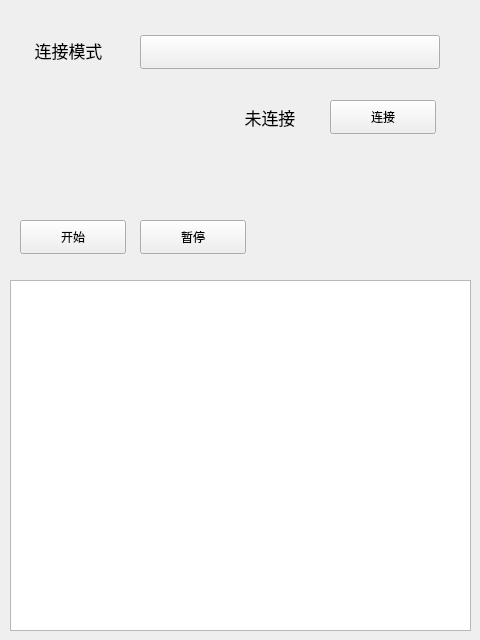
Before: the Qt Designer form UI/newui.ui in ACGN-Alliance/BlueArchive-Starter, drawn with Qt 5.
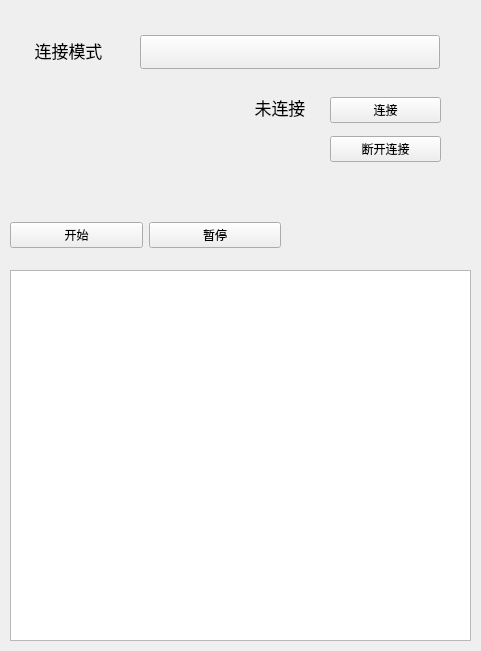
After: the same form once the commit is applied. Custom widgets are drawn as their Qt base class.

Commit message: add: 日志系统 change: 脚本执行结束后不会再需要重新连接了

The edit to the form file:
```diff
--- a/UI/newui.ui
+++ b/UI/newui.ui
@@ -6,8 +6,8 @@
    <rect>
     <x>0</x>
     <y>0</y>
-    <width>480</width>
-    <height>640</height>
+    <width>481</width>
+    <height>651</height>
    </rect>
   </property>
   <property name="windowTitle">
@@ -117,74 +117,87 @@
      <string/>
     </property>
    </widget>
-   <widget class="PushButton" name="ConnectBtn">
+   <widget class="QLabel" name="label_2">
     <property name="geometry">
      <rect>
-      <x>330</x>
-      <y>100</y>
-      <width>106</width>
+      <x>230</x>
+      <y>90</y>
+      <width>100</width>
       <height>34</height>
      </rect>
     </property>
+    <property name="font">
+     <font>
+      <pointsize>13</pointsize>
+     </font>
+    </property>
     <property name="text">
-     <string>连接</string>
+     <string>未连接</string>
+    </property>
+    <property name="alignment">
+     <set>Qt::AlignCenter</set>
     </property>
    </widget>
-   <widget class="ListView" name="ListView">
+   <widget class="QWidget" name="horizontalLayoutWidget">
     <property name="geometry">
      <rect>
       <x>10</x>
-      <y>280</y>
-      <width>461</width>
-      <height>351</height>
+      <y>210</y>
+      <width>271</width>
+      <height>51</height>
      </rect>
     </property>
-   </widget>
+    <layout class="QHBoxLayout" name="horizontalLayout">
+     <item>
    <widget class="PushButton" name="StartBtn">
-    <property name="geometry">
-     <rect>
-      <x>20</x>
-      <y>220</y>
-      <width>106</width>
-      <height>34</height>
-     </rect>
-    </property>
     <property name="text">
      <string>开始</string>
     </property>
    </widget>
+     </item>
+     <item>
    <widget class="PushButton" name="PauseBtn">
-    <property name="geometry">
-     <rect>
-      <x>140</x>
-      <y>220</y>
-      <width>106</width>
-      <height>34</height>
-     </rect>
-    </property>
     <property name="text">
      <string>暂停</string>
     </property>
    </widget>
-   <widget class="QLabel" name="label_2">
+     </item>
+    </layout>
+   </widget>
+   <widget class="QWidget" name="verticalLayoutWidget">
     <property name="geometry">
      <rect>
-      <x>220</x>
-      <y>100</y>
-      <width>100</width>
-      <height>34</height>
+      <x>330</x>
+      <y>90</y>
+      <width>111</width>
+      <height>80</height>
      </rect>
     </property>
-    <property name="font">
-     <font>
-      <pointsize>13</pointsize>
-     </font>
-    </property>
+    <layout class="QVBoxLayout" name="verticalLayout">
+     <item>
+      <widget class="PushButton" name="ConnectBtn">
+       <property name="text">
+        <string>连接</string>
+       </property>
+      </widget>
+     </item>
+     <item>
+      <widget class="PushButton" name="DisConnectBtn">
     <property name="text">
-     <string>未连接</string>
-    </property>
-    <property name="alignment">
-     <set>Qt::AlignCenter</set>
+        <string>断开连接</string>
+       </property>
+      </widget>
+     </item>
+    </layout>
+   </widget>
+   <widget class="PlainTextEdit" name="PlainTextEdit">
+    <property name="geometry">
+     <rect>
+      <x>10</x>
+      <y>270</y>
+      <width>461</width>
+      <height>371</height>
+     </rect>
     </property>
    </widget>
   </widget>
@@ -201,8 +214,8 @@
    <header>qfluentwidgets</header>
   </customwidget>
   <customwidget>
-   <class>ListView</class>
-   <extends>QListView</extends>
+   <class>PlainTextEdit</class>
+   <extends>QPlainTextEdit</extends>
    <header>qfluentwidgets</header>
   </customwidget>
  </customwidgets>
```
Lines whose indentation alone changed are shown as unchanged. The commit also changes 6 other files.
